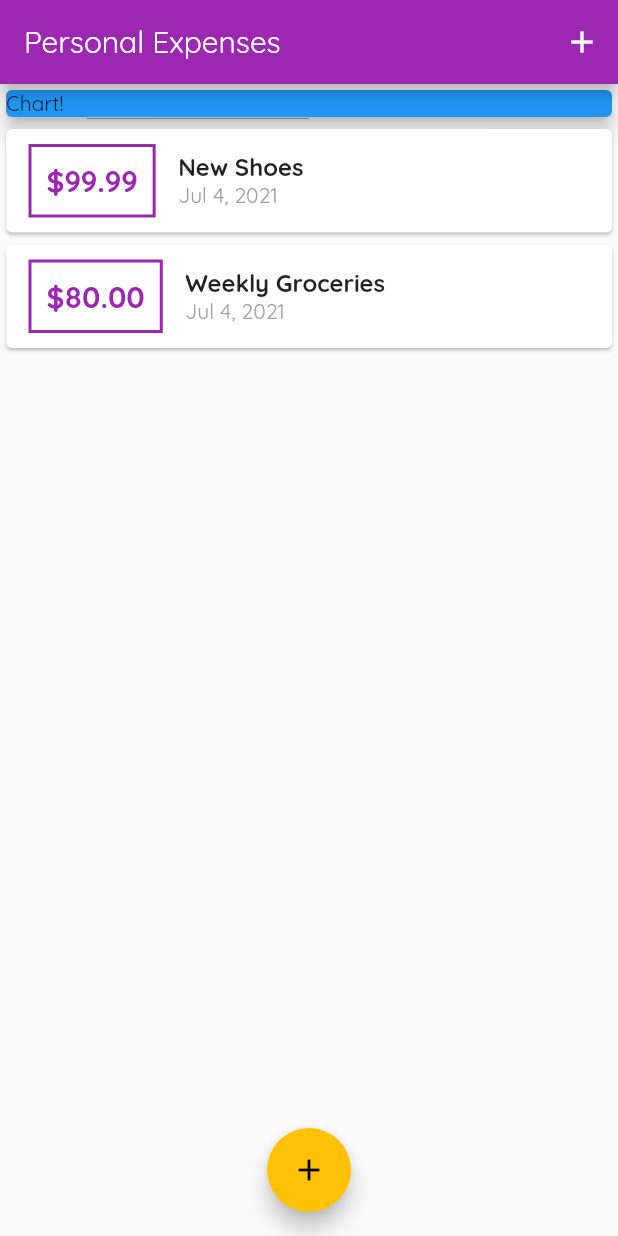
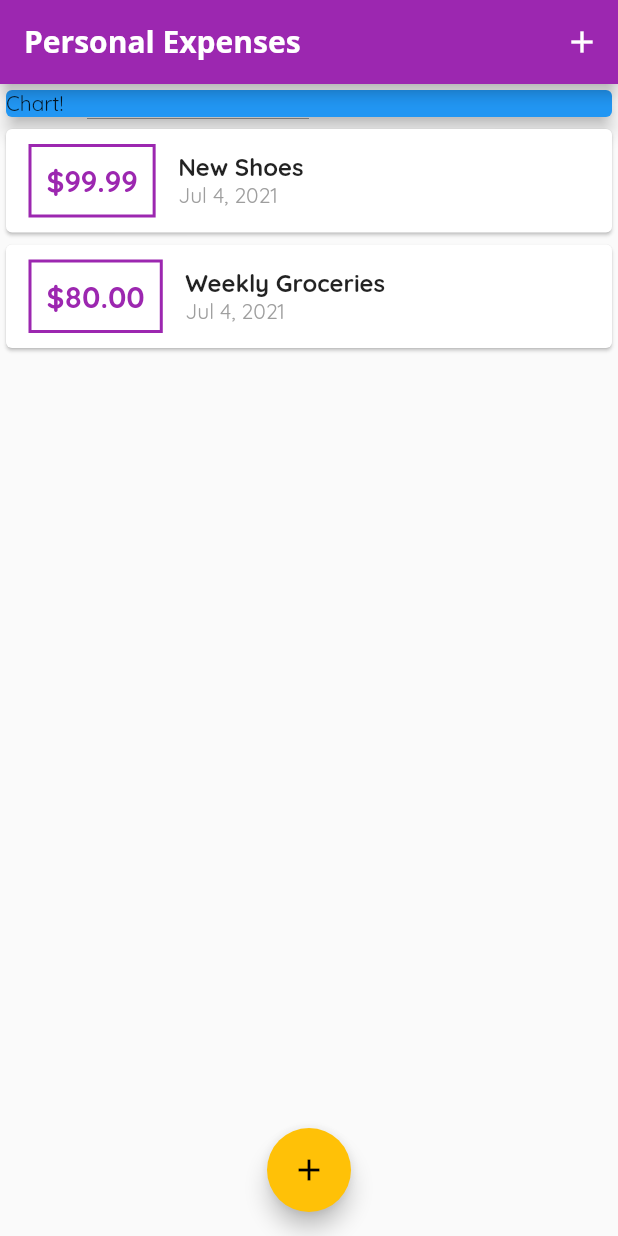
Before and after one commit to FadyFawzyOfficial/personal_expenses_app, a Flutter app: the screen it shows after launch, on a phone screen of 412 x 824 dp. Run offline on Flutter 3.47's test engine with Material 2 defaults, Android fonts, the phone set to English and light mode, and no system bars.

Commit message:
3. Change & Customize the AppBar Text

```diff
--- a/lib/main.dart
+++ b/lib/main.dart
@@ -16,6 +16,22 @@ class MyApp extends StatelessWidget {
         primarySwatch: Colors.purple,
         accentColor: Colors.amber,
         fontFamily: 'Quicksand',
+        // Define an AppBar's text font family
+        appBarTheme: AppBarTheme(
+          // Assign a new text theme for our app bar so that all text elements
+          // in the app bar received that theme, and we based it on the default
+          // text theme so that we don't have to override everyting like font
+          // size and so on. But we use the default text theme and copy that with
+          // some new overwritten values. We don't overwrite all text in there,
+          // but text, which is marked as a title
+          textTheme: ThemeData.light().textTheme.copyWith(
+                headline6: TextStyle(
+                  fontFamily: 'OpenSans',
+                  fontSize: 20,
+                  fontWeight: FontWeight.bold,
+                ),
+              ),
+        ),
       ),
       home: MyHomePage(),
     );
```
